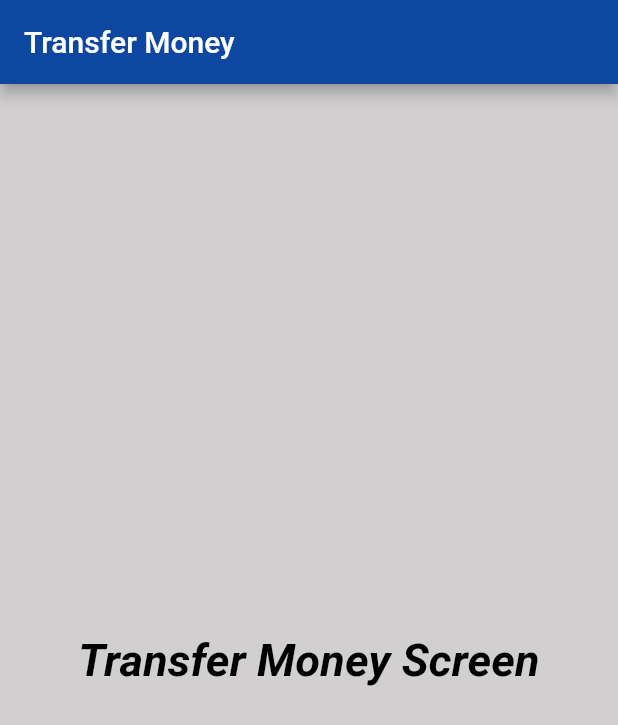
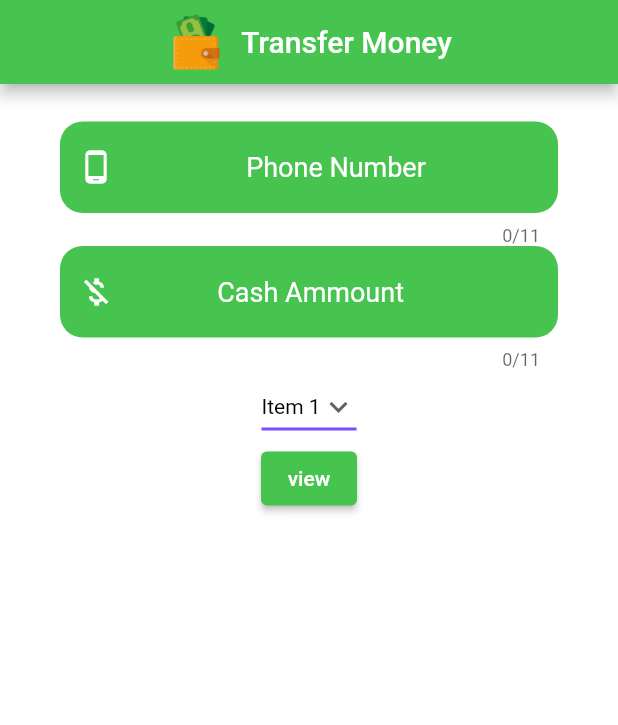
Before and after one commit to YoussifAssem/Parallel-Programming, a Flutter app: the transferMoney screen opened directly, on a phone screen of 412 x 824 dp. Shown: the top 725 px of the screen. Run offline on Flutter 3.47's test engine with Material 2 defaults, Android fonts, the phone set to English and light mode, and no system bars; our stand-ins replace cloud_firestore, firebase_auth, firebase_core; accounts and stored records are empty.

Commit message:
transfer money ui

```diff
--- a/ma7fzty_app/lib/Screens/transfer_screen.dart
+++ b/ma7fzty_app/lib/Screens/transfer_screen.dart
@@ -1,6 +1,7 @@
 // ignore_for_file: use_key_in_widget_constructors, camel_case_types
 
 import 'package:flutter/material.dart';
+import 'package:flutter/services.dart';
 
 class transferMoney extends StatefulWidget {
   @override
@@ -10,15 +11,37 @@ class transferMoney extends StatefulWidget {
 }
 
 class _transferMoney extends State<transferMoney> {
+  String dropdownvalue = 'Item 1';
+
+  // List of items in our dropdown menu
+  var items = [
+    'Item 1',
+    'Item 2',
+    'Item 3',
+    'Item 4',
+    'Item 5',
+  ];
   @override
   Widget build(BuildContext context) {
     return Scaffold(
-        backgroundColor: const Color.fromARGB(255, 209, 207, 207),
+        backgroundColor: Color.fromARGB(255, 255, 255, 255),
         appBar: AppBar(
+
           automaticallyImplyLeading: false,
-          backgroundColor: Colors.blue[900],
-          title: const Text(
-            'Transfer Money',
+          backgroundColor: const Color.fromARGB(255, 71, 196, 79),
+          title: Row(
+            mainAxisAlignment: MainAxisAlignment.center,
+            children: [
+                  Image.asset(
+                    'images/logo.png',
+                    fit: BoxFit.contain,
+                    height: 50,
+                    width: 50,
+                  ),
+                  Container(
+                      padding: const EdgeInsets.all(8.0),
+                      child: const Text('Transfer Money'))
+                ],
           ),
           actions: [
             Container(
@@ -33,15 +56,151 @@ class _transferMoney extends State<transferMoney> {
             )
           ],
         ),
-        body: const Center(
-          child: Text(
-            'Transfer Money Screen',
-            style: TextStyle(
-                fontSize: 30,
-                fontStyle: FontStyle.italic,
-                fontWeight: FontWeight.bold,
-                color: Colors.black),
-          ),
-        ));
+        body:
+        // const Center(
+        //   child: Text(
+        //     'Transfer Money Screen',
+        //     style: TextStyle(
+        //         fontSize: 30,
+        //         fontStyle: FontStyle.italic,
+        //         fontWeight: FontWeight.bold,
+        //         color: Colors.black),
+        //   ),
+        // ),
+        Container(
+                padding: const EdgeInsets.only(left: 40, top: 25, right: 40),
+                child: GestureDetector(
+                  onTap: () {
+                    FocusScope.of(context).unfocus();
+                  },
+                  child: Column(
+                    children: [
+                      // const SizedBox(
+                      //   height: 40,
+                      // ),
+                      // const Center(
+                      //   child: Text(
+                      //     "Transfer Money Screen",
+                      //     style: TextStyle(
+                      //         color: Colors.black,
+                      //         fontWeight: FontWeight.bold,
+                      //         fontStyle: FontStyle.italic,
+                      //         fontSize: 30),
+                      //   ),
+                      // ),
+
+                    TextFormField(
+                    textAlign: TextAlign.center,
+                    style: const TextStyle(
+                      fontSize: 18,
+                      color: Colors.white,
+                    ),
+                   // keyboardType: TextInputType.emailAddress,
+                   // controller: pN,
+                    maxLength: 11,
+                    inputFormatters: <TextInputFormatter>[
+                      FilteringTextInputFormatter.deny(RegExp('[^0-9]')),
+                    ],
+                    decoration: const InputDecoration(
+                       prefixIcon: Icon(Icons.phone_android,color: Colors.white,),
+                      border: OutlineInputBorder(
+                        borderRadius: BorderRadius.all(Radius.circular(15.0)),
+                        borderSide: BorderSide.none,
+                      ),
+                      filled: true,
+                      fillColor: Color.fromARGB(255, 71, 196, 79),
+                      hintText: 'Phone Number',
+                      hintStyle: TextStyle(fontSize: 18, color: Colors.white),
+                    ),
+                  ),
+
+
+                  TextFormField(
+                    keyboardType: TextInputType.number,
+                    textAlign: TextAlign.center,
+                    style: const TextStyle(
+                      fontSize: 18,
+                      color: Colors.white,
+
+                    ),
+                    inputFormatters: <TextInputFormatter>[
+    FilteringTextInputFormatter.allow(RegExp(r'[1-9]')),
+  ],
+                    maxLength: 11,
+                  //  inputFormatters: <TextInputFormatter>[
+                    //  FilteringTextInputFormatter.deny(RegExp('[^0-9]')),
+                    //],
+
+                    decoration: const InputDecoration(
+                       prefixIcon: Icon(Icons.money_off_sharp,color: Colors.white,),
+                       //suffixText: Text($EGP'),
+                       suffixText: 'EGP',
+                      border: OutlineInputBorder(
+                        borderRadius: BorderRadius.all(Radius.circular(15.0)),
+                        borderSide: BorderSide.none,
+                      ),
+                      filled: true,
+                      fillColor: Color.fromARGB(255, 71, 196, 79),
+                      hintText: 'Cash Ammount',
+                      hintStyle: TextStyle(fontSize: 18, color: Colors.white),
+
+                    ),
+                  ),
+
+
+
+           Container(
+            // padding: const EdgeInsets.all(20),
+             //padding: const EdgeInsets.only(left: 40, top: 25, right: 60),
+// decoration:  BoxDecoration(
+//   borderRadius: BorderRadius.circular(16.0),
+//   color: Color.fromARGB(255, 71, 196, 79),
+//   ),
+             child: DropdownButton(
+               elevation: 16,
+      style: const TextStyle(color: Colors.black),
+      underline: Container(
+        height: 2,
+
+        color: Colors.deepPurpleAccent,
+      ),
+                             value: dropdownvalue,
+                                           // Down Arrow Icon
+                icon: const Icon(Icons.keyboard_arrow_down),
+
+
+              items: items.map((String items) {
+                  return DropdownMenuItem(
+                      value: items,
+                      child: Text(items),
+                  );
+                }).toList(),
+
+                //After selecting the desired option,it will
+                //change button value to selected value
+                onChanged: (String? newValue) {
+                  setState(() {
+                      dropdownvalue = newValue!;
+                  },);
+                },
+),
+           ),
+
+                   Center(
+                      child: ElevatedButton(
+                        style: ButtonStyle(
+                          backgroundColor: MaterialStateProperty.all(
+                              const Color.fromARGB(255, 71, 196, 79)),
+                        ),
+                        child: const Text('view'),
+                        onPressed: () {},
+                      ),
+                    ),
+
+                    ],
+                  ),
+                ),
+              )
+        );
   }
 }
```
